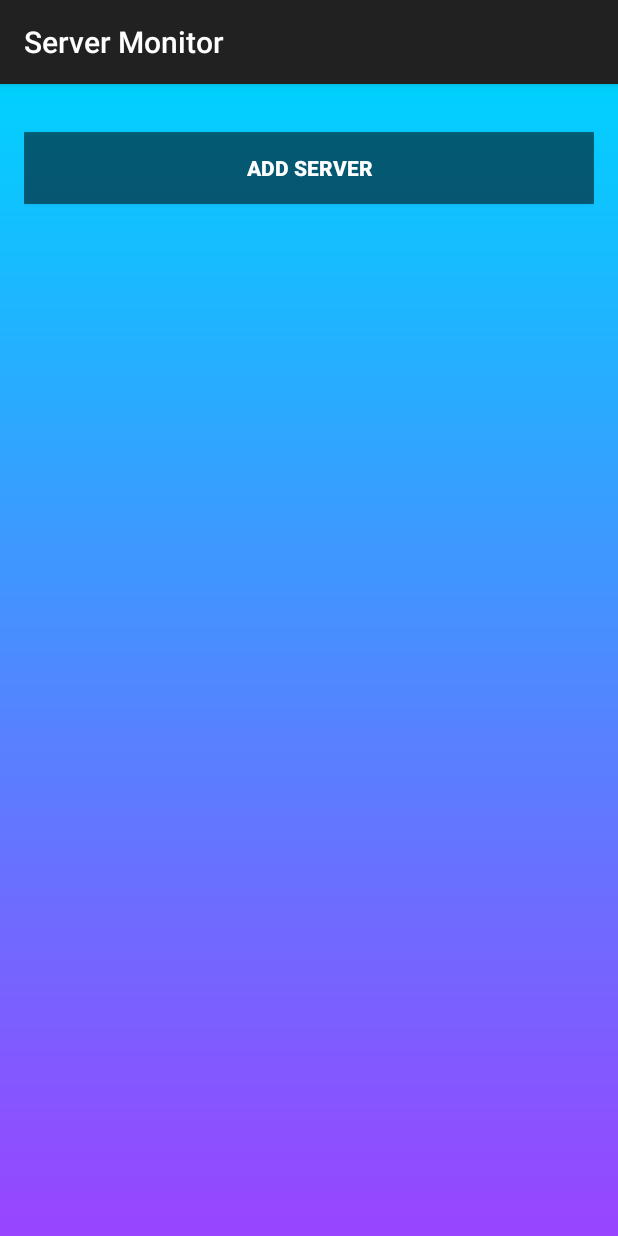
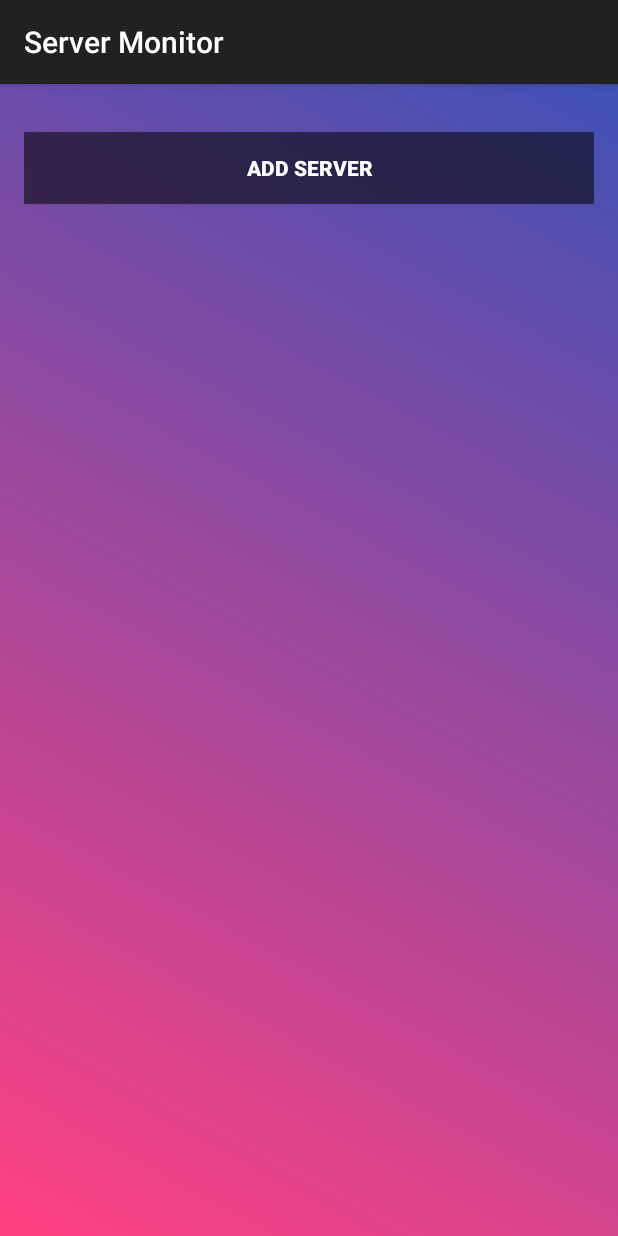
Before and after one commit to jarvisluke/Server-Monitor, an Android app: the screen it shows after launch (MainActivity), on a phone screen of 412 x 824 dp. Run offline under Robolectric (Android 15) with nearby library versions, the phone set to English and light mode, and no system bars.

Commit message:
Update gradiant_background.xml

```diff
--- a/app/src/main/res/drawable/gradiant_background.xml
+++ b/app/src/main/res/drawable/gradiant_background.xml
@@ -1,8 +1,6 @@
-<?xml version="1.0" encoding="utf-8"?>
 <shape xmlns:android="http://schemas.android.com/apk/res/android">
     <gradient
-        android:type="linear"
-        android:angle="-135"
-        android:startColor="@color/light_blue"
-        android:endColor="@color/purple" />
+        android:startColor="#FF4081"
+        android:endColor="#3F51B5"
+        android:angle="45"/>
 </shape>
```
